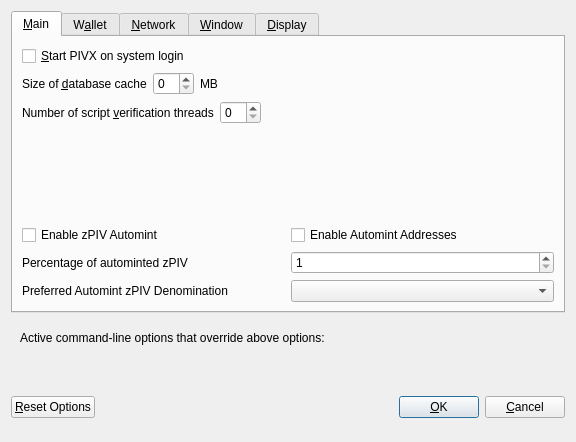
Above: src/qt/forms/optionsdialog.ui from newballc/ball before the change. Below: the same form after it.
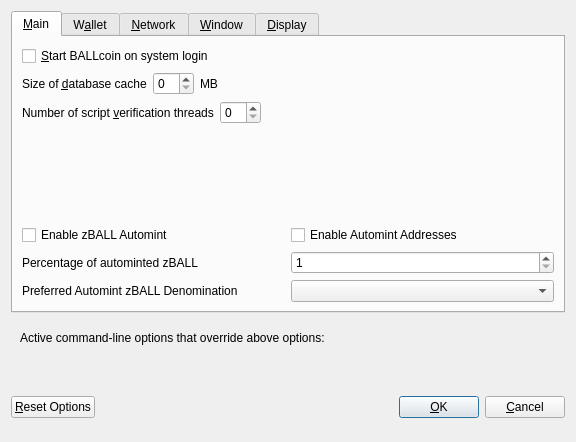
That is the form after the change. The open tabs and pages were chosen to show the change. Custom widgets are drawn as their Qt base class.

Commit message: change PIVX to BALLcoin

Diff of the .ui file:
```diff
--- a/src/qt/forms/optionsdialog.ui
+++ b/src/qt/forms/optionsdialog.ui
@@ -33,7 +33,7 @@
           <string>Automatically start PIVX after logging in to the system.</string>
          </property>
          <property name="text">
-          <string>&amp;Start PIVX on system login</string>
+          <string>&amp;Start BALLcoin on system login</string>
          </property>
         </widget>
        </item>
@@ -141,7 +141,7 @@
             <enum>Qt::LeftToRight</enum>
            </property>
            <property name="text">
-            <string>Enable zPIV Automint</string>
+            <string>Enable zBALL Automint</string>
            </property>
           </widget>
          </item>
@@ -168,7 +168,7 @@
             <string>Percentage of incoming PIV which get automatically converted to zPIV via Zerocoin Protocol (min: 10%)</string>
            </property>
            <property name="text">
-            <string>Percentage of autominted zPIV</string>
+            <string>Percentage of autominted zBALL</string>
            </property>
           </widget>
          </item>
@@ -201,7 +201,7 @@
             <string>Wait with automatic conversion to Zerocoin until enough PIV for this denomination is available</string>
            </property>
            <property name="text">
-            <string>Preferred Automint zPIV Denomination</string>
+            <string>Preferred Automint zBALL Denomination</string>
            </property>
           </widget>
          </item>
```
Left out of the diff: 18 changed lines with no effect on the pictures. The commit also changes 658 other files.
